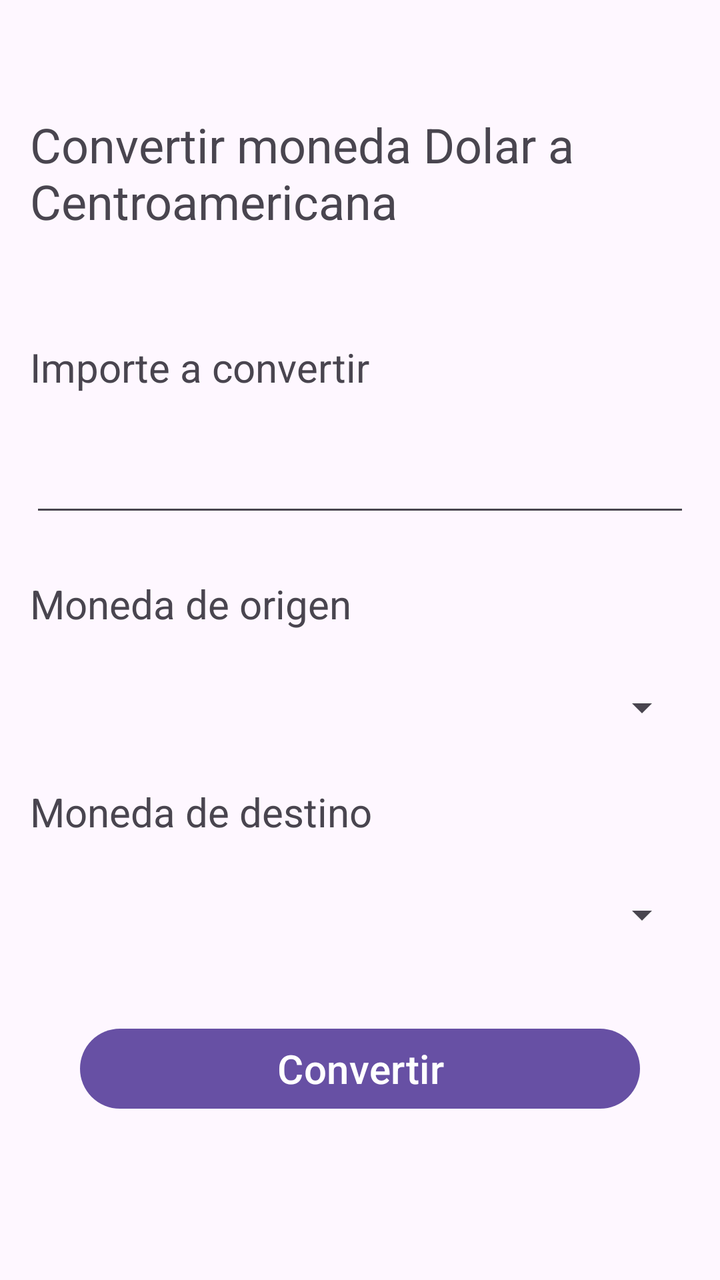
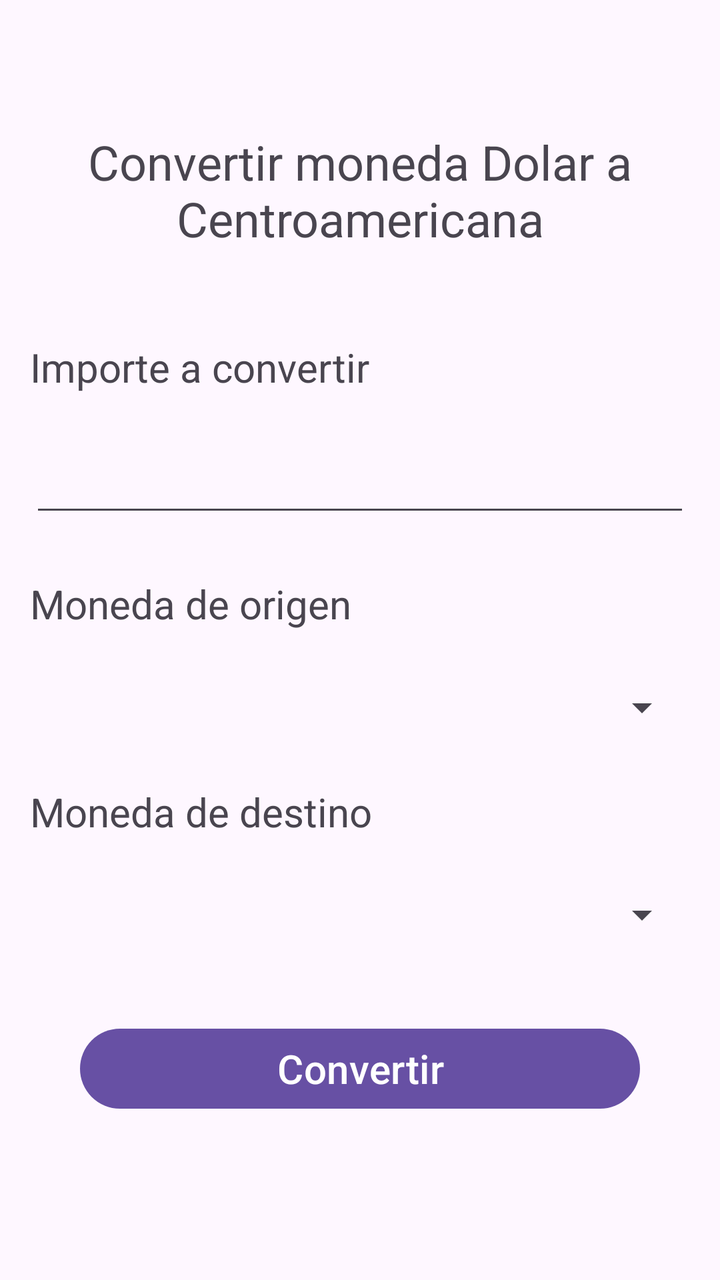

The first picture is an Android layout as it rendered before a commit; the second is the same layout after the commit. The layout source and the unified diff follow.
<!-- AndroidManifest.xml: application theme Theme.ConversorDeMonedasGrupo2 -->
<!-- res/layout/activity_main.xml -->
<?xml version="1.0" encoding="utf-8"?>
<androidx.constraintlayout.widget.ConstraintLayout xmlns:android="http://schemas.android.com/apk/res/android"
    xmlns:app="http://schemas.android.com/apk/res-auto"
    xmlns:tools="http://schemas.android.com/tools"
    android:id="@+id/main"
    android:layout_width="match_parent"
    android:layout_height="match_parent"
    tools:context=".MainActivity">

    <TextView
        android:id="@+id/textView"
        android:layout_width="0dp"
        android:layout_height="78dp"
        android:layout_marginStart="15dp"
        android:layout_marginTop="56dp"
        android:layout_marginEnd="15dp"
        android:text="Convertir moneda Dolar a Centroamericana"
        android:textSize="24sp"
        app:layout_constraintEnd_toEndOf="parent"
        app:layout_constraintStart_toStartOf="parent"
        app:layout_constraintTop_toTopOf="parent" />

    <TextView
        android:id="@+id/textView8"
        android:layout_width="0dp"
        android:layout_height="wrap_content"
        android:layout_marginStart="15dp"
        android:layout_marginTop="36dp"
        android:layout_marginEnd="15dp"
        android:text="Importe a convertir"
        android:textSize="20sp"
        app:layout_constraintEnd_toEndOf="parent"
        app:layout_constraintHorizontal_bias="0.154"
        app:layout_constraintStart_toStartOf="parent"
        app:layout_constraintTop_toBottomOf="@+id/textView" />

    <EditText
        android:id="@+id/editTextNumberDecimal4"
        android:layout_width="0dp"
        android:layout_height="wrap_content"
        android:layout_marginStart="15dp"
        android:layout_marginTop="25dp"
        android:layout_marginEnd="15dp"
        android:ems="10"
        android:inputType="numberDecimal"
        app:layout_constraintEnd_toEndOf="parent"
        app:layout_constraintHorizontal_bias="0.14"
        app:layout_constraintStart_toStartOf="parent"
        app:layout_constraintTop_toBottomOf="@+id/textView8" />

    <TextView
        android:id="@+id/textView9"
        android:layout_width="0dp"
        android:layout_height="wrap_content"
        android:layout_marginStart="15dp"
        android:layout_marginTop="25dp"
        android:layout_marginEnd="15dp"
        android:text="Moneda de origen"
        android:textSize="20sp"
        app:layout_constraintEnd_toEndOf="parent"
        app:layout_constraintHorizontal_bias="0.109"
        app:layout_constraintStart_toStartOf="parent"
        app:layout_constraintTop_toBottomOf="@+id/editTextNumberDecimal4" />

    <Spinner
        android:id="@+id/spinner3"
        android:layout_width="0dp"
        android:layout_height="27dp"
        android:layout_marginStart="15dp"
        android:layout_marginTop="25dp"
        android:layout_marginEnd="15dp"
        app:layout_constraintEnd_toEndOf="parent"
        app:layout_constraintHorizontal_bias="0.116"
        app:layout_constraintStart_toStartOf="parent"
        app:layout_constraintTop_toBottomOf="@+id/textView9" />

    <TextView
        android:id="@+id/textView10"
        android:layout_width="0dp"
        android:layout_height="wrap_content"
        android:layout_marginStart="15dp"
        android:layout_marginTop="25dp"
        android:layout_marginEnd="15dp"
        android:text="Moneda de destino"
        android:textSize="20sp"
        app:layout_constraintEnd_toEndOf="parent"
        app:layout_constraintHorizontal_bias="0.114"
        app:layout_constraintStart_toStartOf="parent"
        app:layout_constraintTop_toBottomOf="@+id/spinner3" />

    <Spinner
        android:id="@+id/spinner4"
        android:layout_width="0dp"
        android:layout_height="26dp"
        android:layout_marginStart="15dp"
        android:layout_marginTop="25dp"
        android:layout_marginEnd="15dp"
        app:layout_constraintEnd_toEndOf="parent"
        app:layout_constraintHorizontal_bias="0.103"
        app:layout_constraintStart_toStartOf="parent"
        app:layout_constraintTop_toBottomOf="@+id/textView10" />

    <Button
        android:id="@+id/button2"
        android:layout_width="0dp"
        android:layout_height="wrap_content"
        android:layout_marginStart="40dp"
        android:layout_marginTop="40dp"
        android:layout_marginEnd="40dp"
        android:text="Convertir"
        android:textSize="20sp"
        app:layout_constraintEnd_toEndOf="parent"
        app:layout_constraintStart_toStartOf="parent"
        app:layout_constraintTop_toBottomOf="@+id/spinner4" />

</androidx.constraintlayout.widget.ConstraintLayout>
<!-- resources referenced by this layout -->
<resources>
  <style name="Theme.ConversorDeMonedasGrupo2" parent="Base.Theme.ConversorDeMonedasGrupo2" />
  <style name="Base.Theme.ConversorDeMonedasGrupo2" parent="Theme.Material3.DayNight.NoActionBar">
          
          
      </style>
</resources>

<!-- the commit's change to res/layout/activity_main.xml (unified diff, before → after) -->
@@ -16,6 +16,7 @@
         android:layout_marginEnd="15dp"
         android:text="Convertir moneda Dolar a Centroamericana"
         android:textSize="24sp"
+        android:gravity="center"
         app:layout_constraintEnd_toEndOf="parent"
         app:layout_constraintStart_toStartOf="parent"
         app:layout_constraintTop_toTopOf="parent" />
